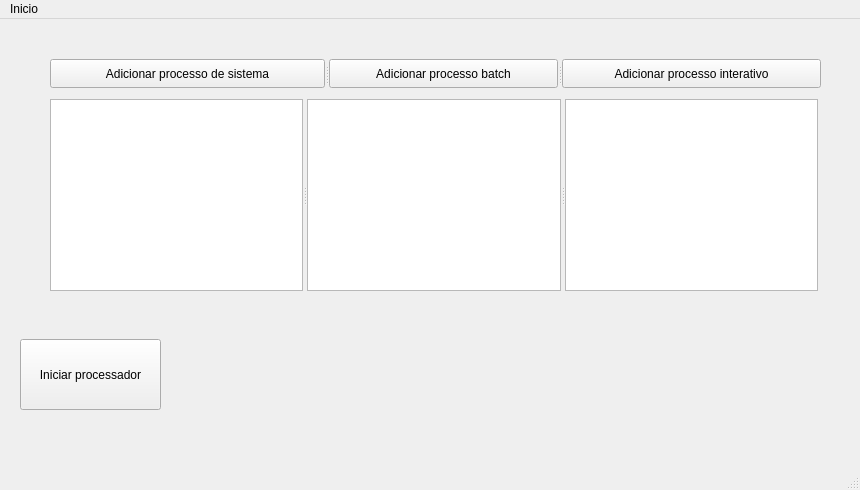
The window that interface/view.ui (M3nin0/schedulerPy) describes before a commit, drawn with Qt 5.
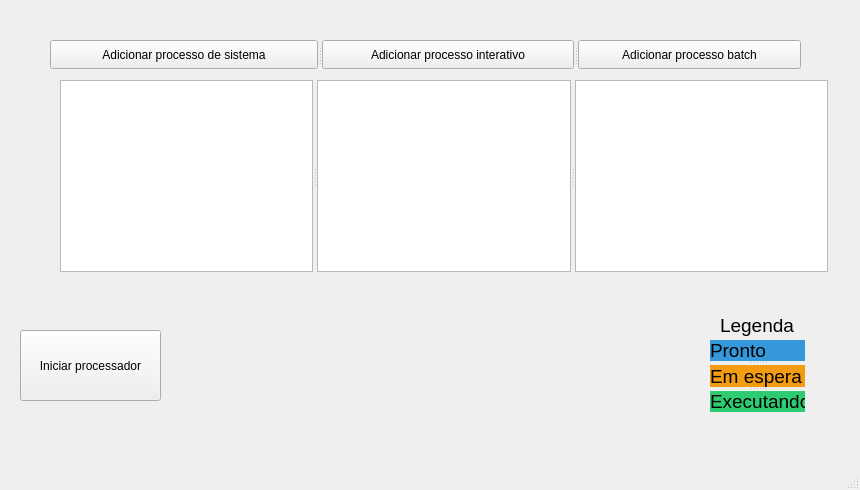
The same window after the commit.

Commit message: Organização do algoritimo com a interface

Patch:
```diff
--- a/interface/view.ui
+++ b/interface/view.ui
@@ -18,7 +18,7 @@
     <property name="geometry">
      <rect>
       <x>20</x>
-      <y>320</y>
+      <y>330</y>
       <width>141</width>
       <height>71</height>
      </rect>
@@ -27,36 +27,33 @@
      <string>Iniciar processador</string>
     </property>
    </widget>
+   <widget class="QLabel" name="lbl_pronto_2">
+    <property name="geometry">
+     <rect>
+      <x>720</x>
+      <y>310</y>
+      <width>95</width>
+      <height>31</height>
+     </rect>
+    </property>
+    <property name="font">
+     <font>
+      <pointsize>14</pointsize>
+     </font>
+    </property>
+    <property name="styleSheet">
+     <string notr="true"/>
+    </property>
+    <property name="text">
+     <string>Legenda</string>
+    </property>
+   </widget>
    <widget class="QSplitter" name="splitter">
     <property name="geometry">
      <rect>
       <x>50</x>
-      <y>80</y>
-      <width>768</width>
-      <height>192</height>
-     </rect>
-    </property>
-    <property name="orientation">
-     <enum>Qt::Horizontal</enum>
-    </property>
-    <widget class="QListWidget" name="fila_sistema">
-     <property name="font">
-      <font>
-       <pointsize>14</pointsize>
-       <weight>75</weight>
-       <bold>true</bold>
-      </font>
-     </property>
-    </widget>
-    <widget class="QListWidget" name="fila_batch"/>
-    <widget class="QListWidget" name="fila_interativa"/>
-   </widget>
-   <widget class="QSplitter" name="splitter_2">
-    <property name="geometry">
-     <rect>
-      <x>50</x>
       <y>40</y>
-      <width>771</width>
+      <width>751</width>
       <height>29</height>
      </rect>
     </property>
@@ -71,16 +68,107 @@
       <string>Adicionar processo de sistema</string>
      </property>
     </widget>
-    <widget class="QPushButton" name="btn_batch">
-     <property name="text">
-      <string>Adicionar processo batch</string>
-     </property>
-    </widget>
     <widget class="QPushButton" name="btn_interativo">
      <property name="text">
       <string>Adicionar processo interativo</string>
      </property>
     </widget>
+    <widget class="QPushButton" name="btn_batch">
+     <property name="text">
+      <string>Adicionar processo batch</string>
+     </property>
+    </widget>
+   </widget>
+   <widget class="QSplitter" name="splitter_2">
+    <property name="geometry">
+     <rect>
+      <x>60</x>
+      <y>80</y>
+      <width>768</width>
+      <height>192</height>
+     </rect>
+    </property>
+    <property name="orientation">
+     <enum>Qt::Horizontal</enum>
+    </property>
+    <widget class="QListWidget" name="fila_sistema">
+     <property name="font">
+      <font>
+       <pointsize>14</pointsize>
+       <weight>75</weight>
+       <bold>true</bold>
+      </font>
+     </property>
+    </widget>
+    <widget class="QListWidget" name="fila_interativa">
+     <property name="font">
+      <font>
+       <pointsize>14</pointsize>
+      </font>
+     </property>
+    </widget>
+    <widget class="QListWidget" name="fila_batch">
+     <property name="font">
+      <font>
+       <pointsize>14</pointsize>
+      </font>
+     </property>
+    </widget>
+   </widget>
+   <widget class="QSplitter" name="splitter_3">
+    <property name="geometry">
+     <rect>
+      <x>710</x>
+      <y>340</y>
+      <width>95</width>
+      <height>72</height>
+     </rect>
+    </property>
+    <property name="orientation">
+     <enum>Qt::Vertical</enum>
+    </property>
+    <widget class="QLabel" name="lbl_pronto">
+     <property name="font">
+      <font>
+       <pointsize>14</pointsize>
+      </font>
+     </property>
+     <property name="styleSheet">
+      <string notr="true">background-color: rgb(52, 152, 219);</string>
+     </property>
+     <property name="text">
+      <string>Pronto</string>
+     </property>
+    </widget>
+    <widget class="QLabel" name="lbl_espera">
+     <property name="font">
+      <font>
+       <pointsize>14</pointsize>
+      </font>
+     </property>
+     <property name="styleSheet">
+      <string notr="true">background-color: rgb(243, 156, 18);</string>
+     </property>
+     <property name="text">
+      <string>Em espera</string>
+     </property>
+     <property name="textFormat">
+      <enum>Qt::RichText</enum>
+     </property>
+    </widget>
+    <widget class="QLabel" name="lbl_executando">
+     <property name="font">
+      <font>
+       <pointsize>14</pointsize>
+      </font>
+     </property>
+     <property name="styleSheet">
+      <string notr="true">background-color: rgb(46, 204, 113);</string>
+     </property>
+     <property name="text">
+      <string>Executando</string>
+     </property>
+    </widget>
    </widget>
   </widget>
   <widget class="QMenuBar" name="menubar">
@@ -92,13 +180,6 @@
      <height>23</height>
     </rect>
    </property>
-   <widget class="QMenu" name="menuInicio">
-    <property name="title">
-     <string>Inicio</string>
-    </property>
-    <addaction name="actionSobre"/>
-   </widget>
-   <addaction name="menuInicio"/>
   </widget>
   <widget class="QStatusBar" name="statusbar"/>
   <action name="actionSobre">
```
The commit also changes 2 other files.
